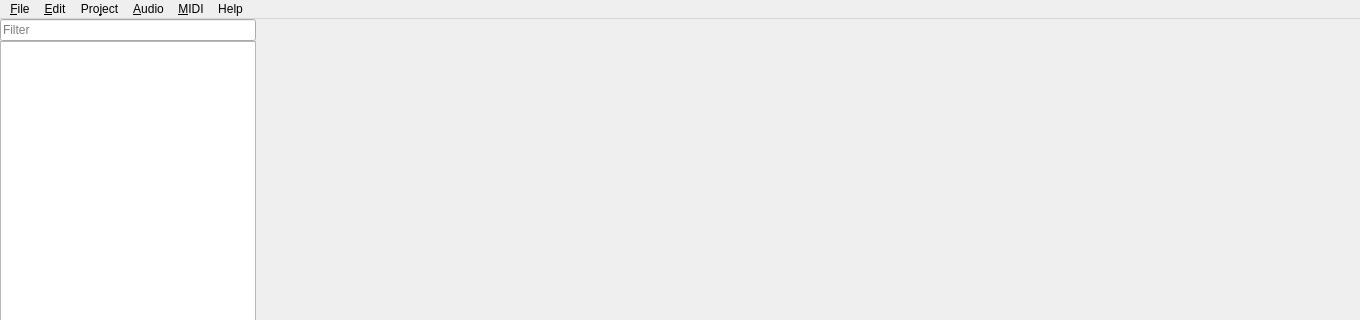
First picture: the form in Editor/MainWindow.ui, repository AxioDL/amuse, before the edit; both pictures show x 0 to 1360 and y 0 to 320 of the 1360 by 768 pixel window.
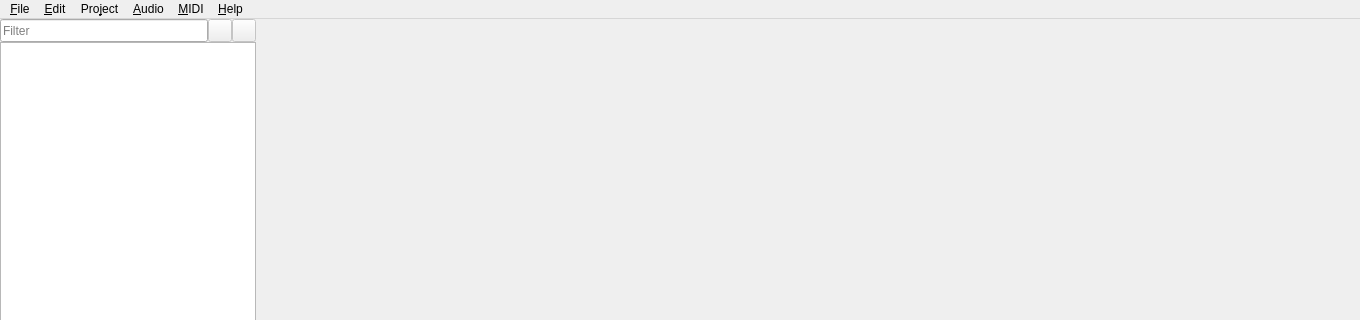
Second picture: the form after the edit. Icons and pictures are not drawn. Custom widgets are drawn as their Qt base class.

```diff
--- a/Editor/MainWindow.ui
+++ b/Editor/MainWindow.ui
@@ -53,6 +53,11 @@
          <number>0</number>
         </property>
         <item>
+         <layout class="QHBoxLayout" name="outlineLayout2">
+          <property name="spacing">
+           <number>0</number>
+          </property>
+          <item>
          <widget class="QLineEdit" name="projectOutlineFilter">
           <property name="sizePolicy">
            <sizepolicy hsizetype="Preferred" vsizetype="Preferred">
@@ -75,6 +80,34 @@
          </widget>
         </item>
         <item>
+           <widget class="QToolButton" name="backButton">
+            <property name="enabled">
+             <bool>false</bool>
+            </property>
+            <property name="icon">
+             <iconset resource="resources/resources.qrc">
+              <normaloff>:/icons/IconBack.svg</normaloff>
+              <disabledoff>:/icons/IconBackDisabled.svg</disabledoff>
+              <disabledon>:/icons/IconBackDisabled.svg</disabledon>:/icons/IconBack.svg</iconset>
+            </property>
+           </widget>
+          </item>
+          <item>
+           <widget class="QToolButton" name="forwardButton">
+            <property name="enabled">
+             <bool>false</bool>
+            </property>
+            <property name="icon">
+             <iconset resource="resources/resources.qrc">
+              <normaloff>:/icons/IconForward.svg</normaloff>
+              <disabledoff>:/icons/IconForwardDisabled.svg</disabledoff>
+              <disabledon>:/icons/IconForwardDisabled.svg</disabledon>:/icons/IconForward.svg</iconset>
+            </property>
+           </widget>
+          </item>
+         </layout>
+        </item>
+        <item>
          <widget class="QTreeView" name="projectOutline">
           <property name="sizePolicy">
            <sizepolicy hsizetype="Preferred" vsizetype="Preferred">
@@ -294,7 +327,7 @@
      <x>0</x>
      <y>0</y>
      <width>1360</width>
-     <height>25</height>
+     <height>27</height>
     </rect>
    </property>
    <widget class="QMenu" name="menuFile">
@@ -360,7 +393,7 @@
    </widget>
    <widget class="QMenu" name="menuHelp">
     <property name="title">
-     <string>Help</string>
+     <string>&amp;Help</string>
     </property>
     <addaction name="actionAbout_Amuse"/>
     <addaction name="actionAbout_Qt"/>
```
Left out of the diff: 73 changed lines with no effect on the pictures. Lines whose indentation alone changed are shown as unchanged.
